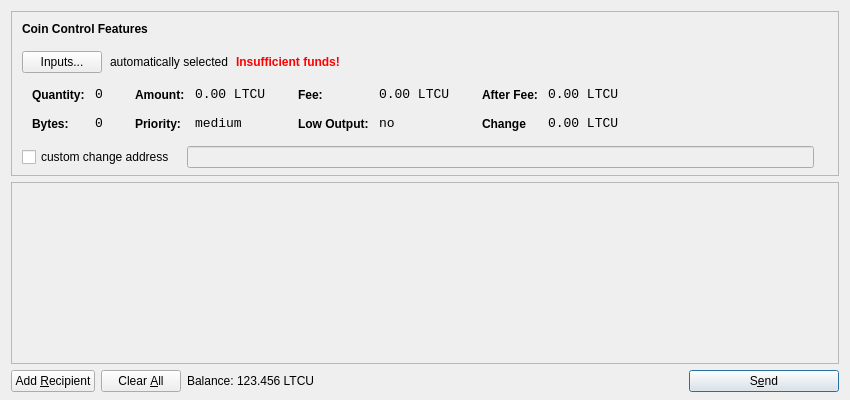
Above: src/qt/forms/sendcoinsdialog.ui from wayawolf/WayaWolfCoin before the change. Below: the same form after it.
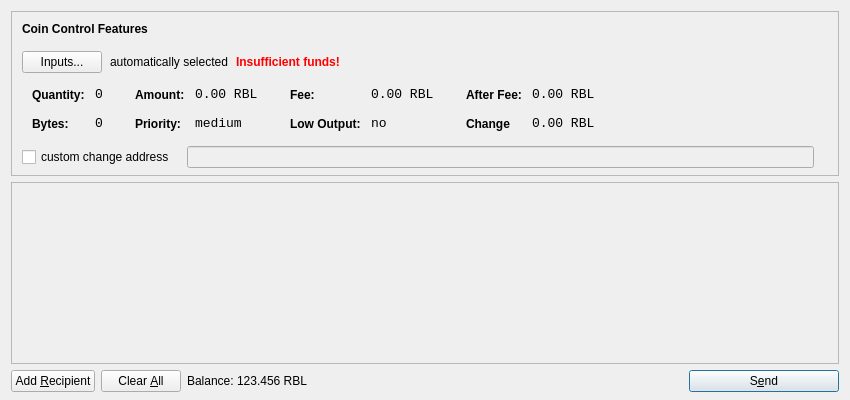
That is the form after the change. Icons and pictures are not drawn.

Commit message: Change ticker from LTCU -> RBL

Diff of the .ui file:
```diff
--- a/src/qt/forms/sendcoinsdialog.ui
+++ b/src/qt/forms/sendcoinsdialog.ui
@@ -321,7 +321,7 @@
                   <enum>Qt::ActionsContextMenu</enum>
                  </property>
                  <property name="text">
-                  <string>0.00 LTCU</string>
+                  <string>0.00 RBL</string>
                  </property>
                  <property name="textInteractionFlags">
                   <set>Qt::LinksAccessibleByMouse|Qt::TextSelectableByKeyboard|Qt::TextSelectableByMouse</set>
@@ -407,7 +407,7 @@
                   <enum>Qt::ActionsContextMenu</enum>
                  </property>
                  <property name="text">
-                  <string>0.00 LTCU</string>
+                  <string>0.00 RBL</string>
                  </property>
                  <property name="textInteractionFlags">
                   <set>Qt::LinksAccessibleByMouse|Qt::TextSelectableByKeyboard|Qt::TextSelectableByMouse</set>
@@ -493,7 +493,7 @@
                   <enum>Qt::ActionsContextMenu</enum>
                  </property>
                  <property name="text">
-                  <string>0.00 LTCU</string>
+                  <string>0.00 RBL</string>
                  </property>
                  <property name="textInteractionFlags">
                   <set>Qt::LinksAccessibleByMouse|Qt::TextSelectableByKeyboard|Qt::TextSelectableByMouse</set>
@@ -525,7 +525,7 @@
                   <enum>Qt::ActionsContextMenu</enum>
                  </property>
                  <property name="text">
-                  <string>0.00 LTCU</string>
+                  <string>0.00 RBL</string>
                  </property>
                  <property name="textInteractionFlags">
                   <set>Qt::LinksAccessibleByMouse|Qt::TextSelectableByKeyboard|Qt::TextSelectableByMouse</set>
@@ -732,7 +732,7 @@
           <cursorShape>IBeamCursor</cursorShape>
          </property>
          <property name="text">
-          <string>123.456 LTCU</string>
+          <string>123.456 RBL</string>
          </property>
          <property name="textInteractionFlags">
           <set>Qt::LinksAccessibleByMouse|Qt::TextSelectableByKeyboard|Qt::TextSelectableByMouse</set>
```
The commit also changes 3 other files.
